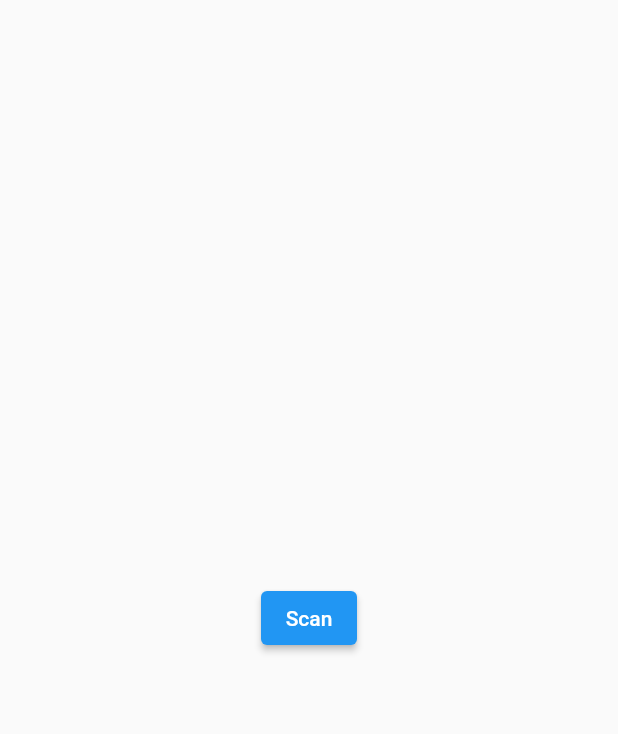
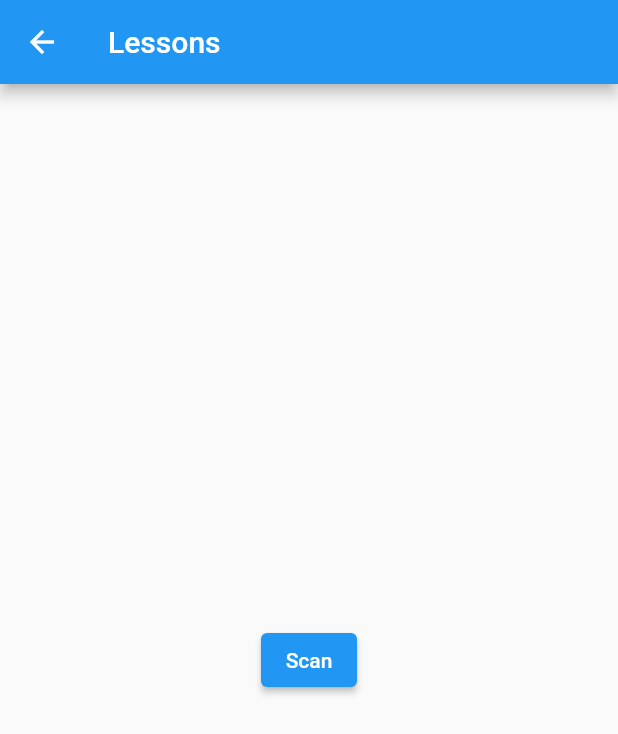
Before and after one commit to ima17/ar_smart_whiteboard, a Flutter app: the StudentScreen screen opened directly, on a phone screen of 412 x 824 dp. Shown: the top 734 px of the screen. Run offline on Flutter 3.47's test engine with Material 2 defaults, Android fonts, the phone set to English and light mode, and no system bars; our stand-ins replace webview_flutter; missing offline and left inert: flutter_barcode_scanner.

Commit message:
Add ui changes

```diff
--- a/lib/screens/student_screen.dart
+++ b/lib/screens/student_screen.dart
@@ -20,13 +20,15 @@ class _StudentScreenState extends State<StudentScreen> {
 
     setState(() {
       _scanBarcode = barcodeScanRes;
-      print("The output is" + _scanBarcode);
     });
   }
 
   @override
   Widget build(BuildContext context) {
     return Scaffold(
+      appBar: AppBar(
+        title: const Text('Lessons'),
+      ),
       body: Center(
         child: ElevatedButton(
           onPressed: () async {
@@ -34,7 +36,10 @@ class _StudentScreenState extends State<StudentScreen> {
             await scanBarcodeNormal();
             Navigator.push(
               context,
-              MaterialPageRoute(builder: (context) =>  WebViewScreen(url: _scanBarcode,)),
+              MaterialPageRoute(
+                  builder: (context) => WebViewScreen(
+                        url: _scanBarcode,
+                      )),
             );
           },
           child: const Text('Scan'),
```
